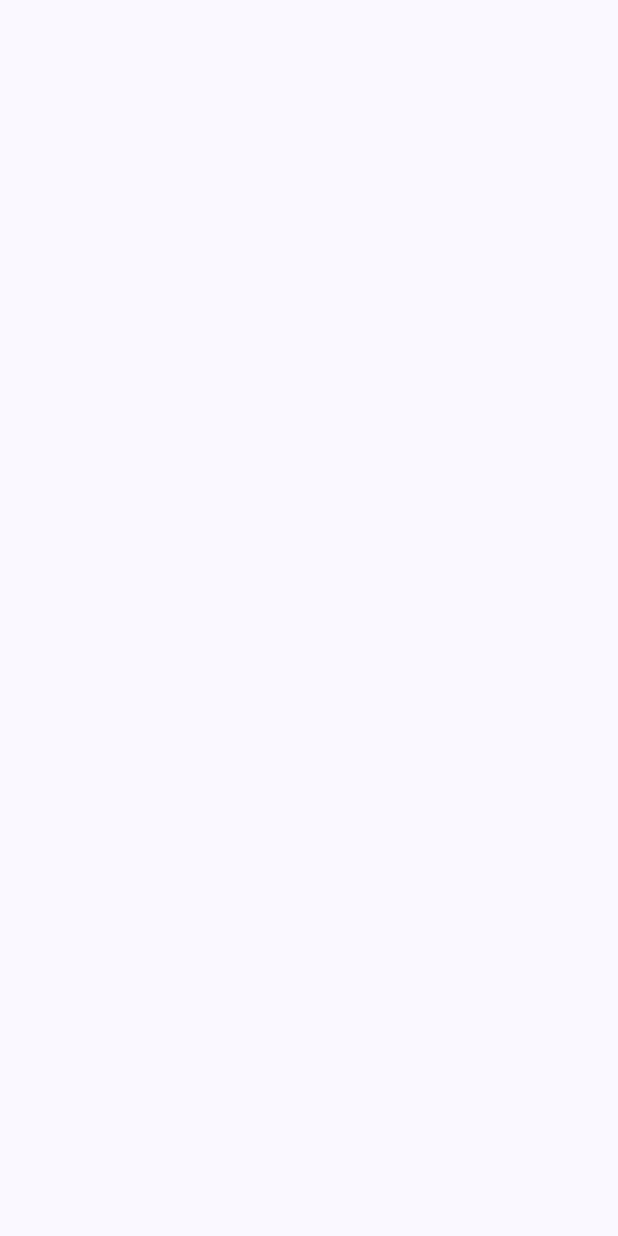
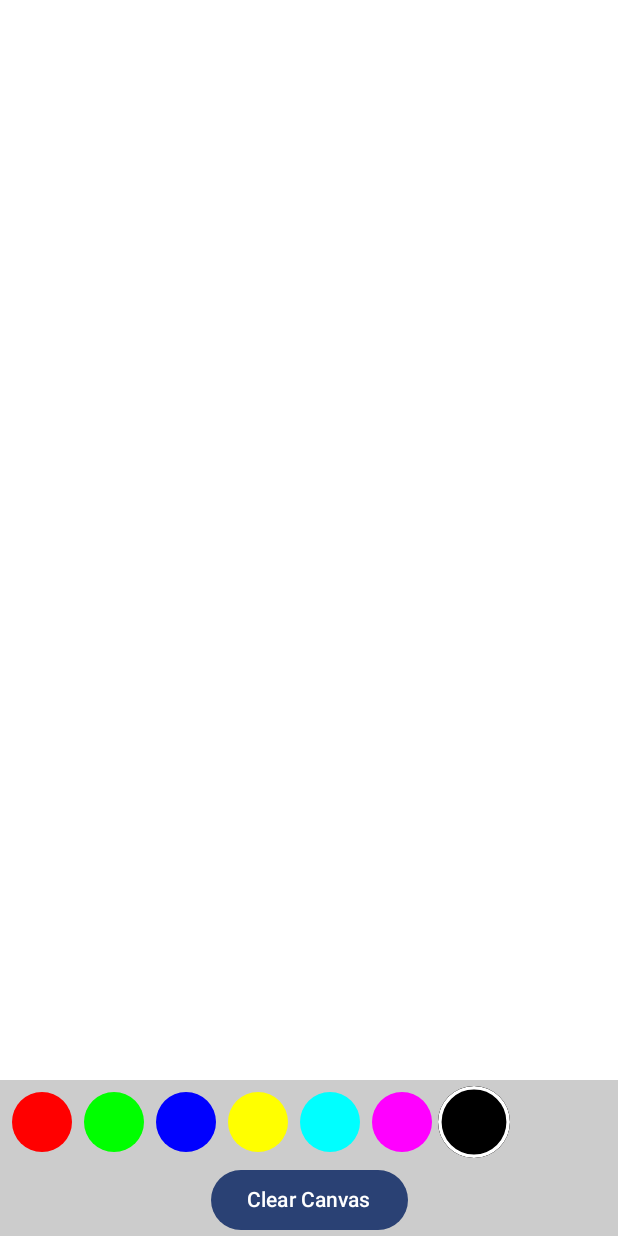
Before and after one commit to roshan129/DrawCanvasCompose, an Android app built with Jetpack Compose: the screen it shows after launch (MainActivity), on a phone screen of 412 x 824 dp. Before the commit the screen is empty. Run offline under Robolectric (Android 15) with nearby library versions, the phone set to English and light mode, and no system bars.

Commit message:
used DrawingCanvas and DrawingViewModel for drawing functionality

```diff
--- a/app/src/main/java/com/roshanadke/drawcanvascompose/MainActivity.kt
+++ b/app/src/main/java/com/roshanadke/drawcanvascompose/MainActivity.kt
@@ -4,14 +4,31 @@ import android.os.Bundle
 import androidx.activity.ComponentActivity
 import androidx.activity.compose.setContent
 import androidx.activity.enableEdgeToEdge
+import androidx.activity.viewModels
+import androidx.compose.foundation.background
+import androidx.compose.foundation.border
+import androidx.compose.foundation.clickable
+import androidx.compose.foundation.layout.Arrangement
+import androidx.compose.foundation.layout.Box
 import androidx.compose.foundation.layout.Column
+import androidx.compose.foundation.layout.Row
 import androidx.compose.foundation.layout.fillMaxSize
+import androidx.compose.foundation.layout.fillMaxWidth
 import androidx.compose.foundation.layout.padding
+import androidx.compose.foundation.layout.size
+import androidx.compose.foundation.shape.CircleShape
+import androidx.compose.material3.Button
 import androidx.compose.material3.Scaffold
 import androidx.compose.material3.Text
-import androidx.compose.runtime.Composable
+import androidx.compose.runtime.collectAsState
+import androidx.compose.runtime.getValue
+import androidx.compose.ui.Alignment
 import androidx.compose.ui.Modifier
-import androidx.compose.ui.tooling.preview.Preview
+import androidx.compose.ui.draw.clip
+import androidx.compose.ui.graphics.Color
+import androidx.compose.ui.graphics.graphicsLayer
+import androidx.compose.ui.unit.dp
+import androidx.compose.ui.util.fastForEach
 import com.roshanadke.drawcanvascompose.ui.theme.DrawCanvasComposeTheme
 
 class MainActivity : ComponentActivity() {
@@ -21,8 +38,64 @@ class MainActivity : ComponentActivity() {
         setContent {
             DrawCanvasComposeTheme {
                 Scaffold(modifier = Modifier.fillMaxSize()) { innerPadding ->
-                    Column(modifier = Modifier.padding(innerPadding)) {
+                    val viewModel: DrawingViewModel by viewModels()
+                    val state by viewModel.state.collectAsState()
 
+                    Column(
+                        modifier = Modifier.padding(innerPadding).background(Color.LightGray),
+                        horizontalAlignment = Alignment.CenterHorizontally
+                    ) {
+                        DrawingCanvas(
+                            paths = state.paths,
+                            currentPath = state.currentPath,
+                            onAction = viewModel::onAction,
+                            modifier = Modifier
+                                .fillMaxWidth()
+                                .weight(1f)
+                        )
+
+                        Row(
+                            modifier = Modifier
+                                .fillMaxWidth()
+                                .padding(8.dp),
+                            horizontalArrangement = Arrangement.spacedBy(8.dp),
+                        ) {
+                            allColors.fastForEach { color ->
+                                val isSelected = state.selectedColor == color
+                                Box(
+                                    modifier = Modifier
+                                        .graphicsLayer {
+                                            val scale = if (isSelected) 1.2f else 1f
+                                            scaleX = scale
+                                            scaleY = scale
+                                        }
+                                        .size(40.dp)
+                                        .clip(CircleShape)
+                                        .background(color = color)
+                                        .border(
+                                            width = 2.dp,
+                                            color = if (isSelected) {
+                                                Color.White
+                                            } else {
+                                                Color.Transparent
+                                            },
+                                            shape = CircleShape
+                                        )
+                                        .padding(4.dp)
+                                        .clickable {
+                                            viewModel.onAction(DrawingAction.OnSelectColor(color))
+                                        }
+                                )
+                            }
+                        }
+
+                        Button(
+                            onClick = {
+                                viewModel.onAction(DrawingAction.OnClearCanvasClick)
+                            }
+                        ) {
+                            Text("Clear Canvas")
+                        }
                     }
                 }
             }
```
Also changed, not shown: app/src/main/java/com/roshanadke/drawcanvascompose/DrawingCanvas.kt (added, +103 -0 lines), app/src/main/java/com/roshanadke/drawcanvascompose/DrawingViewModel.kt (+91 -7 lines).
